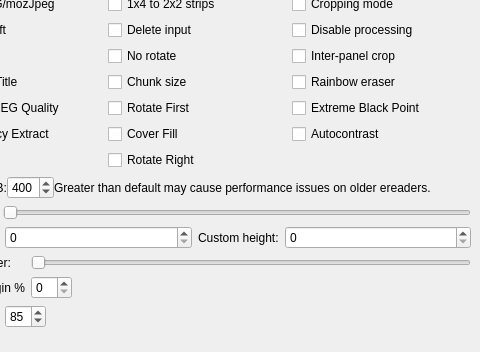
Above: gui/KCC.ui from ciromattia/kcc before the change; both pictures show x 86 to 566 and y 429 to 781 of the 566 by 781 pixel window. Below: the same form after it.
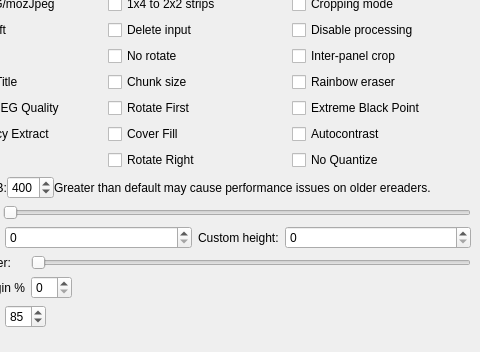
That is the form after the change. Icons and pictures are not drawn.

Commit message: add no quantize option (#1269)

Diff of the .ui file:
```diff
--- a/gui/KCC.ui
+++ b/gui/KCC.ui
@@ -929,6 +929,20 @@
          </property>
         </widget>
        </item>
+       <item row="10" column="2">
+        <widget class="QCheckBox" name="noQuantizeBox">
+         <property name="toolTip">
+          <string>Don't quantize PNG images to 16 colors (4 bit)
+
+This will double file size but preserve all 256 colors (8 bit).
+
+Eink only has 16 shades of gray so you probably don't want this.</string>
+         </property>
+         <property name="text">
+          <string>No Quantize</string>
+         </property>
+        </widget>
+       </item>
       </layout>
      </widget>
     </item>
```
The commit also changes 4 other files.
